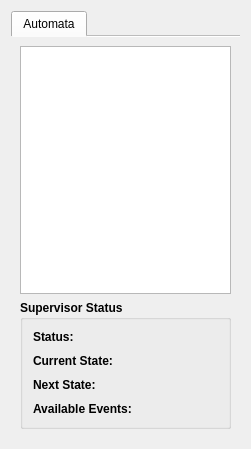
jehrichs/des-control, file projectwidget.ui: the form before one commit.
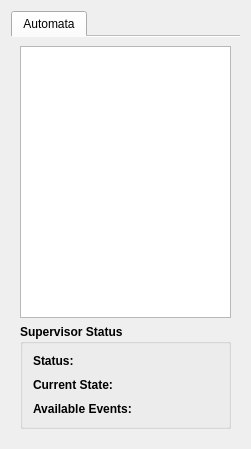
The form after the commit. Custom widgets are drawn as their Qt base class.

```diff
--- a/projectwidget.ui
+++ b/projectwidget.ui
@@ -75,6 +75,9 @@
           <string>Supervisor Status</string>
          </property>
          <layout class="QFormLayout" name="formLayout">
+          <property name="fieldGrowthPolicy">
+           <enum>QFormLayout::ExpandingFieldsGrow</enum>
+          </property>
           <property name="horizontalSpacing">
            <number>10</number>
           </property>
@@ -137,32 +140,6 @@
            </widget>
           </item>
           <item row="2" column="0">
-           <widget class="QLabel" name="label_4">
-            <property name="font">
-             <font>
-              <weight>75</weight>
-              <bold>true</bold>
-             </font>
-            </property>
-            <property name="text">
-             <string>Next State:</string>
-            </property>
-           </widget>
-          </item>
-          <item row="2" column="1">
-           <widget class="QLabel" name="labelNextState">
-            <property name="font">
-             <font>
-              <weight>50</weight>
-              <bold>false</bold>
-             </font>
-            </property>
-            <property name="text">
-             <string/>
-            </property>
-           </widget>
-          </item>
-          <item row="3" column="0">
            <widget class="QLabel" name="label_3">
             <property name="font">
              <font>
@@ -175,7 +152,7 @@
             </property>
            </widget>
           </item>
-          <item row="3" column="1">
+          <item row="2" column="1">
            <widget class="QLabel" name="labelEvents">
             <property name="font">
              <font>
```
